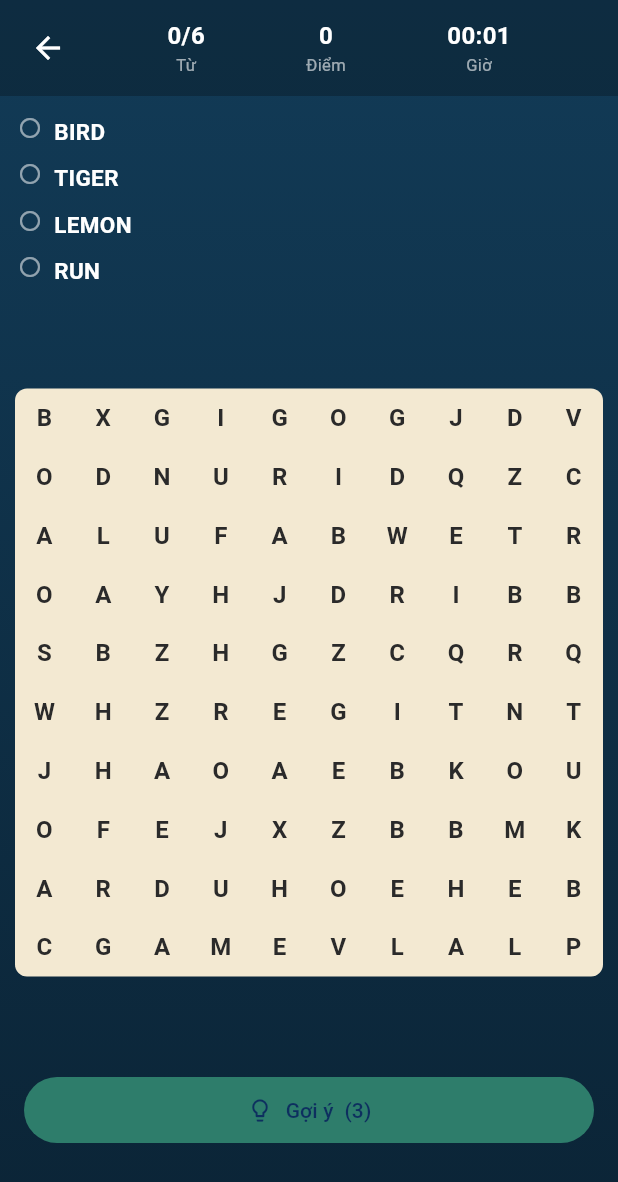
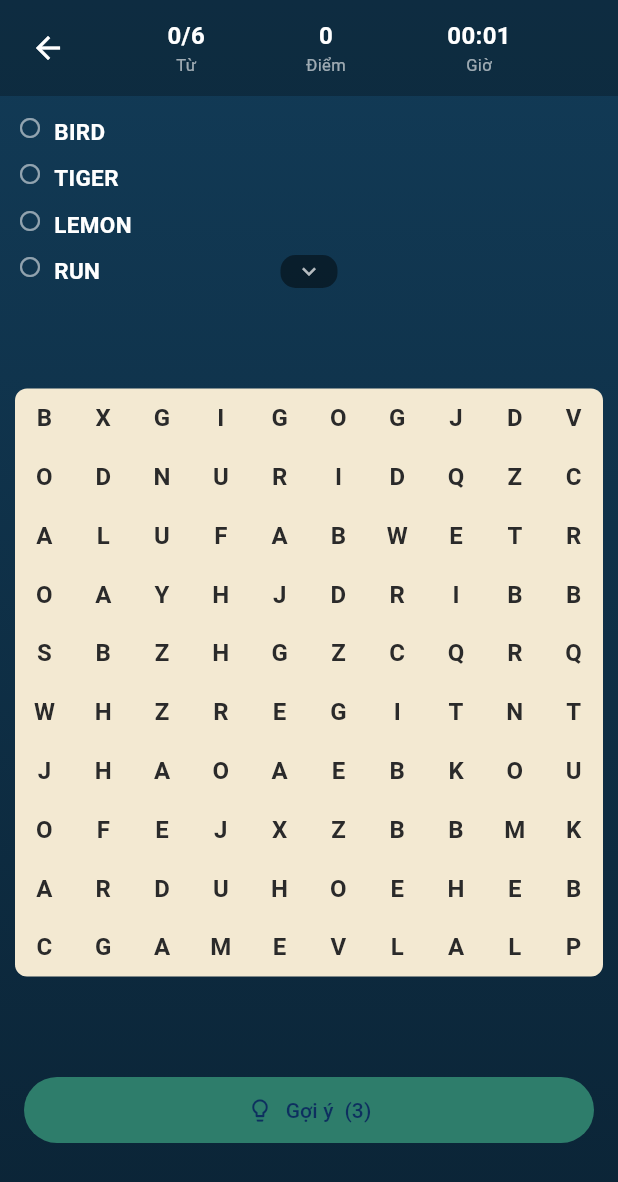
Before and after one commit to nttqn/word-search-app, a Flutter app: the screen it shows after launch, after a tap on "10", on a phone screen of 412 x 824 dp. Shown: the top 1182 px of the screen. Run offline on Flutter 3.47's test engine with Material 3 defaults, Android fonts, the phone set to English and light mode, and no system bars; drawn by our look-alikes of google_mobile_ads; our stand-ins replace shared_preferences; network calls fail.

Commit message:
Show scroll hint chevrons on the word list when it overflows
Most levels have more words than fit in the fixed-height clue panel,
but nothing indicated the list was scrollable. Add small up/down
chevron badges that appear only when there's more content in that
direction, tracked via the ListView's ScrollController.

Co-Authored-By: Claude Sonnet 5 <noreply@anthropic.com>

```diff
--- a/lib/widgets/word_list_widget.dart
+++ b/lib/widgets/word_list_widget.dart
@@ -5,22 +5,70 @@ import '../game/word_search_engine.dart';
 /// The word clue list: strikes a word through once found, revealing its
 /// Vietnamese meaning right underneath — that reveal is the actual teaching
 /// moment this game is built around.
-class WordListWidget extends StatelessWidget {
+///
+/// The list sits in a fixed-height panel (see `GameScreen`) and most levels
+/// have more words than fit at once, so this also shows small up/down
+/// chevron badges whenever there's more content to scroll to in that
+/// direction — a user playing an early build on a real phone couldn't tell
+/// the panel was scrollable at all otherwise.
+class WordListWidget extends StatefulWidget {
   final WordSearchEngine engine;
   const WordListWidget({super.key, required this.engine});
 
   @override
+  State<WordListWidget> createState() => _WordListWidgetState();
+}
+
+class _WordListWidgetState extends State<WordListWidget> {
+  final ScrollController _controller = ScrollController();
+  bool _canScrollUp = false;
+  bool _canScrollDown = false;
+
+  @override
+  void initState() {
+    super.initState();
+    _controller.addListener(_updateScrollAffordance);
+    WidgetsBinding.instance.addPostFrameCallback((_) => _updateScrollAffordance());
+  }
+
+  void _updateScrollAffordance() {
+    if (!_controller.hasClients) return;
+    final position = _controller.position;
+    final canUp = position.pixels > 2;
+    final canDown = position.pixels < position.maxScrollExtent - 2;
+    if (canUp != _canScrollUp || canDown != _canScrollDown) {
+      setState(() {
+        _canScrollUp = canUp;
+        _canScrollDown = canDown;
+      });
+    }
+  }
+
+  @override
+  void dispose() {
+    _controller.dispose();
+    super.dispose();
+  }
+
+  @override
   Widget build(BuildContext context) {
     return AnimatedBuilder(
-      animation: engine,
+      animation: widget.engine,
       builder: (context, _) {
-        final words = engine.grid.placedWords;
-        return ListView.builder(
+        final words = widget.engine.grid.placedWords;
+        // The found/total count changing can change whether the list still
+        // overflows its panel, so re-check after this rebuild lays out.
+        WidgetsBinding.instance.addPostFrameCallback((_) => _updateScrollAffordance());
+        return Stack(
+          alignment: Alignment.topCenter,
+          children: [
+            ListView.builder(
+              controller: _controller,
               padding: const EdgeInsets.symmetric(horizontal: 12, vertical: 8),
               itemCount: words.length,
               itemBuilder: (context, i) {
                 final placed = words[i];
-            final found = engine.foundWords.contains(placed);
+                final found = widget.engine.foundWords.contains(placed);
                 return Padding(
                   padding: const EdgeInsets.symmetric(vertical: 5),
                   child: Row(
@@ -62,8 +110,40 @@ class WordListWidget extends StatelessWidget {
                   ),
                 );
               },
+            ),
+            if (_canScrollUp) const _ScrollHint(alignment: Alignment.topCenter),
+            if (_canScrollDown) const _ScrollHint(alignment: Alignment.bottomCenter),
+          ],
         );
       },
     );
   }
 }
+
+class _ScrollHint extends StatelessWidget {
+  final Alignment alignment;
+  const _ScrollHint({required this.alignment});
+
+  @override
+  Widget build(BuildContext context) {
+    final isTop = alignment == Alignment.topCenter;
+    return Align(
+      alignment: alignment,
+      child: IgnorePointer(
+        child: Container(
+          margin: const EdgeInsets.symmetric(vertical: 2),
+          padding: const EdgeInsets.symmetric(horizontal: 10, vertical: 2),
+          decoration: BoxDecoration(
+            color: Colors.black.withValues(alpha: 0.45),
+            borderRadius: BorderRadius.circular(10),
+          ),
+          child: Icon(
+            isTop ? Icons.keyboard_arrow_up : Icons.keyboard_arrow_down,
+            size: 18,
+            color: Colors.white70,
+          ),
+        ),
+      ),
+    );
+  }
+}
```
Lines whose indentation alone changed are shown as unchanged.
